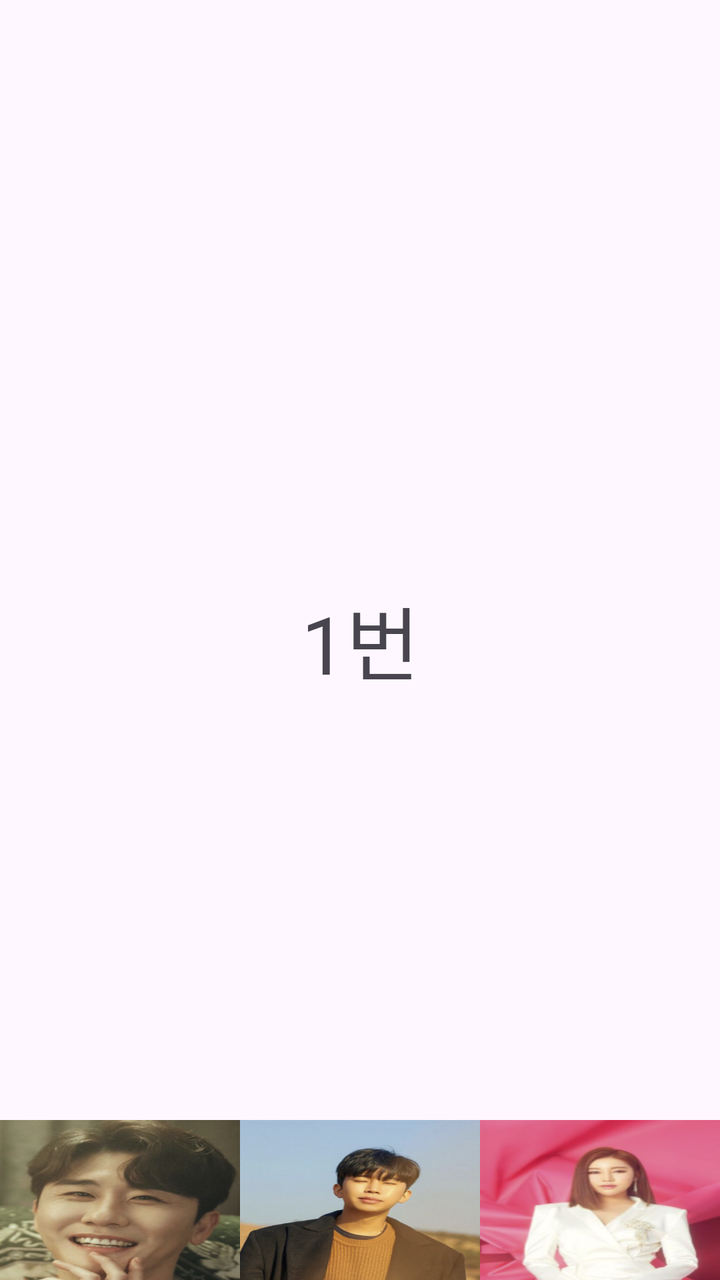
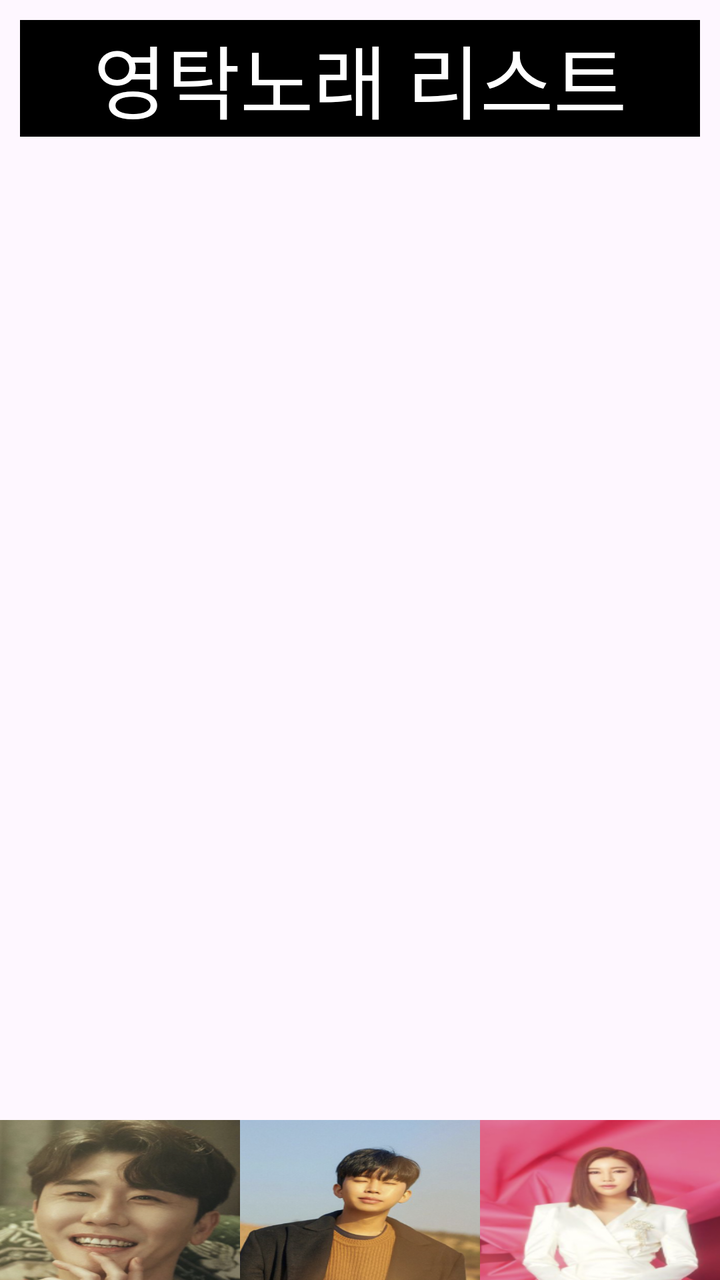

Screens rendered from an Android XML layout before and after an edit, with the pre-edit source and the edit as a unified diff.
<!-- AndroidManifest.xml: application theme Theme.Trot_list -->
<!-- res/layout/fragment_singer1.xml -->
<?xml version="1.0" encoding="utf-8"?>
<androidx.constraintlayout.widget.ConstraintLayout
    xmlns:android="http://schemas.android.com/apk/res/android"
    xmlns:app="http://schemas.android.com/apk/res-auto"
    xmlns:tools="http://schemas.android.com/tools"
    android:layout_width="match_parent"
    android:layout_height="match_parent"
    tools:context=".Singer1Fragment">

    
    <TextView
        android:text="1번"
        android:layout_width="0dp"
        android:layout_height="0dp"
        android:gravity="center"
        android:textSize="40sp"
        app:layout_constraintTop_toTopOf="parent"
        app:layout_constraintBottom_toBottomOf="parent"
        app:layout_constraintStart_toStartOf="parent"
        app:layout_constraintEnd_toEndOf="parent"
        />

    <LinearLayout
        android:layout_width="match_parent"
        android:layout_height="80dp"
        app:layout_constraintBottom_toBottomOf="parent">
        <ImageView
            android:id="@+id/image1"
            android:src="@drawable/photo1"
            android:layout_width="match_parent"
            android:layout_height="match_parent"
            android:layout_weight="1"
            android:scaleType="fitXY"/>

        <ImageView
            android:id="@+id/image2"
            android:src="@drawable/photo2"
            android:layout_width="match_parent"
            android:layout_height="match_parent"
            android:layout_weight="1"
            android:scaleType="fitXY"/>
        <ImageView
            android:id="@+id/image3"
            android:src="@drawable/photo3"
            android:layout_width="match_parent"
            android:layout_height="match_parent"
            android:layout_weight="1"
            android:scaleType="fitXY"/>
    </LinearLayout>



</androidx.constraintlayout.widget.ConstraintLayout>
<!-- resources referenced by this layout -->
<resources>
  <!-- drawable photo1: png bitmap (drawable, 172212 bytes) -->
  <!-- drawable photo2: png bitmap (drawable, 162560 bytes) -->
  <!-- drawable photo3: png bitmap (drawable, 86599 bytes) -->
  <style name="Theme.Trot_list" parent="Base.Theme.Trot_list" />
  <style name="Base.Theme.Trot_list" parent="Theme.Material3.DayNight.NoActionBar">
          
          
      </style>
</resources>

<!-- the commit's change to res/layout/fragment_singer1.xml (unified diff, before → after) -->
@@ -9,16 +9,22 @@
 
     
     <TextView
-        android:text="1번"
-        android:layout_width="0dp"
-        android:layout_height="0dp"
+        android:text="영탁노래 리스트"
+        android:layout_width="match_parent"
+        android:layout_height="wrap_content"
+        android:textColor="@color/white"
+        android:background="@color/black"
         android:gravity="center"
         android:textSize="40sp"
+        android:layout_margin="10dp"
         app:layout_constraintTop_toTopOf="parent"
-        app:layout_constraintBottom_toBottomOf="parent"
-        app:layout_constraintStart_toStartOf="parent"
-        app:layout_constraintEnd_toEndOf="parent"
         />
+    <androidx.recyclerview.widget.RecyclerView
+        android:id="@+id/singRV"
+        android:layout_marginTop="60dp"
+        android:layout_marginBottom="80dp"
+        android:layout_width="match_parent"
+        android:layout_height="match_parent" />
 
     <LinearLayout
         android:layout_width="match_parent"
<!-- resource entries referenced after the edit -->
@@ -1,5 +1,7 @@
 <!-- resources referenced by this layout -->
 <resources>
+  <color name="black">#FF000000</color>
+  <color name="white">#FFFFFFFF</color>
   <!-- drawable photo1: png bitmap (drawable, 172212 bytes) -->
   <!-- drawable photo2: png bitmap (drawable, 162560 bytes) -->
   <!-- drawable photo3: png bitmap (drawable, 86599 bytes) -->
